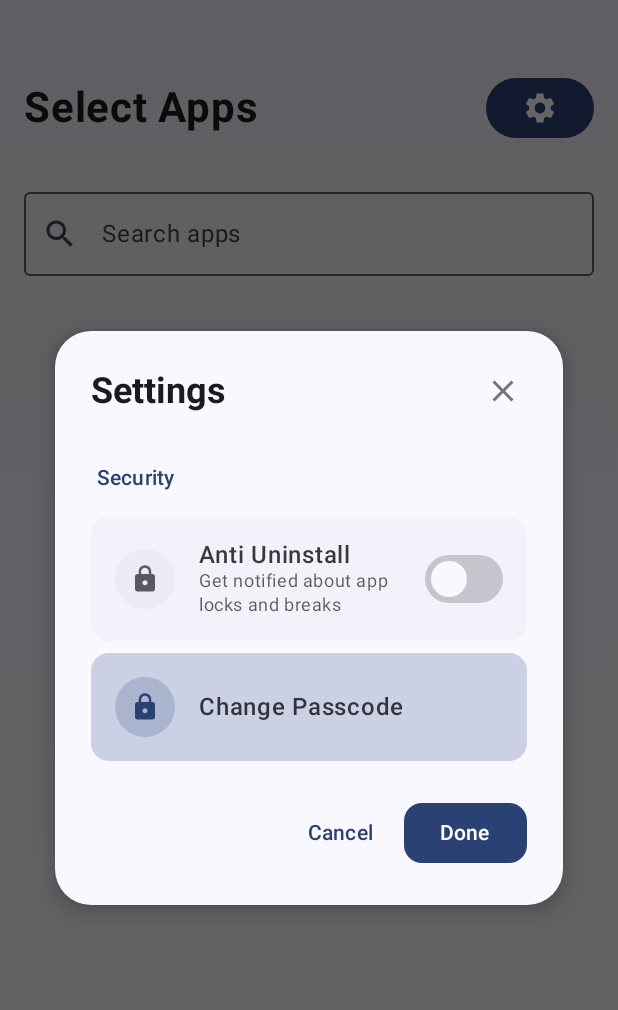
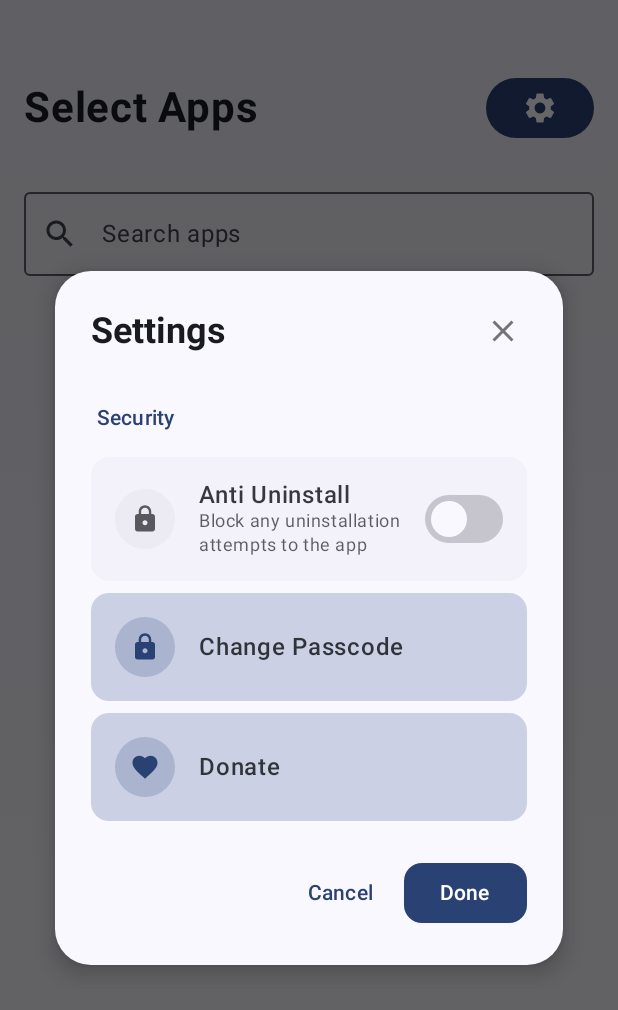
Before and after one commit to nethical6/LockLock, an Android app built with Jetpack Compose: the composable AppSelectionScreen shown on its own in the app's theme, after a tap on "Open Settings", on a phone screen of 412 x 824 dp. Shown: the top 1010 px of the screen. Run offline under Robolectric (Android 15) with nearby library versions, the phone set to English and light mode, and no system bars; 2 statements that could not run were skipped.

Commit message:
add meta

```diff
--- a/app/src/main/java/nethical/locklock/screens/SettingsDialog.kt
+++ b/app/src/main/java/nethical/locklock/screens/SettingsDialog.kt
@@ -26,6 +26,7 @@ import androidx.compose.foundation.shape.CircleShape
 import androidx.compose.foundation.shape.RoundedCornerShape
 import androidx.compose.material.icons.Icons
 import androidx.compose.material.icons.filled.Close
+import androidx.compose.material.icons.filled.Favorite
 import androidx.compose.material.icons.filled.Lock
 import androidx.compose.material3.Button
 import androidx.compose.material3.ButtonDefaults
@@ -71,12 +72,13 @@ fun SettingsDialog(
     fun onDismiss() {
         isVisible.value = false
     }
+
     var enableAntiUninstall by remember { mutableStateOf(false) }
-    val additionalInfoSp = context.getSharedPreferences("additional_info",Context.MODE_PRIVATE)
+    val additionalInfoSp = context.getSharedPreferences("additional_info", Context.MODE_PRIVATE)
 
     LaunchedEffect(Unit) {
-        val additionalInfoSp = context.getSharedPreferences("additional_info",Context.MODE_PRIVATE)
-        enableAntiUninstall = additionalInfoSp.getBoolean("is_anti_uninstall",false)
+        val additionalInfoSp = context.getSharedPreferences("additional_info", Context.MODE_PRIVATE)
+        enableAntiUninstall = additionalInfoSp.getBoolean("is_anti_uninstall", false)
     }
 
     LaunchedEffect(enableAntiUninstall) {
@@ -89,7 +91,14 @@ fun SettingsDialog(
         AppLockerInfo.isAntiUninstallOn = enableAntiUninstall
     }
 
-    if (isVisible.value) {
+    var isDonationDialogVisible by remember { mutableStateOf(false) }
+
+    if (isDonationDialogVisible) {
+        DonationDialog {
+            isDonationDialogVisible = false
+        }
+    } else {
+
         Dialog(
             onDismissRequest = { onDismiss() },
             properties = DialogProperties(
@@ -152,16 +161,20 @@ fun SettingsDialog(
                         item {
                             SettingCheckBox(
                                 title = "Anti Uninstall",
-                                subtitle = "Get notified about app locks and breaks",
+                                subtitle = "Block any uninstallation attempts to the app",
                                 icon = Icons.Default.Lock,
                                 checked = enableAntiUninstall,
                                 onCheckedChange = {
-                                    val isDeviceAdmin = isDeviceAdminEnabled(context, DeviceAdmin::class.java)
-                                    if(isDeviceAdmin) {
+                                    val isDeviceAdmin =
+                                        isDeviceAdminEnabled(context, DeviceAdmin::class.java)
+                                    if (isDeviceAdmin) {
                                         enableAntiUninstall = it
-                                    }else{
-                                        Toast.makeText(context,"Please enable device admin to use this feature",
-                                            Toast.LENGTH_SHORT).show()
+                                    } else {
+                                        Toast.makeText(
+                                            context,
+                                            "Please enable device admin to use this feature",
+                                            Toast.LENGTH_SHORT
+                                        ).show()
                                         openDeviceAdmin(context)
                                     }
                                 }
@@ -172,13 +185,24 @@ fun SettingsDialog(
                                 title = "Change Passcode",
                                 icon = Icons.Default.Lock,
                                 onClick = {
-                                    val intent = Intent(context, AppLockActivity::class.java).apply {
-                                        addFlags(Intent.FLAG_ACTIVITY_NEW_TASK or Intent.FLAG_ACTIVITY_CLEAR_TOP)
-                                        addFlags(Intent.FLAG_ACTIVITY_EXCLUDE_FROM_RECENTS)
+                                    val intent =
+                                        Intent(context, AppLockActivity::class.java).apply {
+                                            addFlags(Intent.FLAG_ACTIVITY_NEW_TASK or Intent.FLAG_ACTIVITY_CLEAR_TOP)
+                                            addFlags(Intent.FLAG_ACTIVITY_EXCLUDE_FROM_RECENTS)
 
-                                        putExtra("is_change_pin", true)
-                                    }
+                                            putExtra("is_change_pin", true)
+                                        }
                                     context.startActivity(intent)
+                                },
+                                enabled = true
+                            )
+                        }
+                        item {
+                            AnimatedActionButton(
+                                title = "Donate",
+                                icon = Icons.Default.Favorite,
+                                onClick = {
+                                    isDonationDialogVisible = true
                                 },
                                 enabled = true
                             )
@@ -229,7 +253,6 @@ fun SettingsDialog(
         }
     }
 }
-
 @Composable
 fun SettingSectionHeader(title: String) {
     Text(
```
Also changed, not shown: app/src/main/java/nethical/locklock/MainActivity.kt (+35 -2 lines), app/src/main/java/nethical/locklock/screens/DonationDialog.kt (added, +103 -0 lines), 11 other files.
